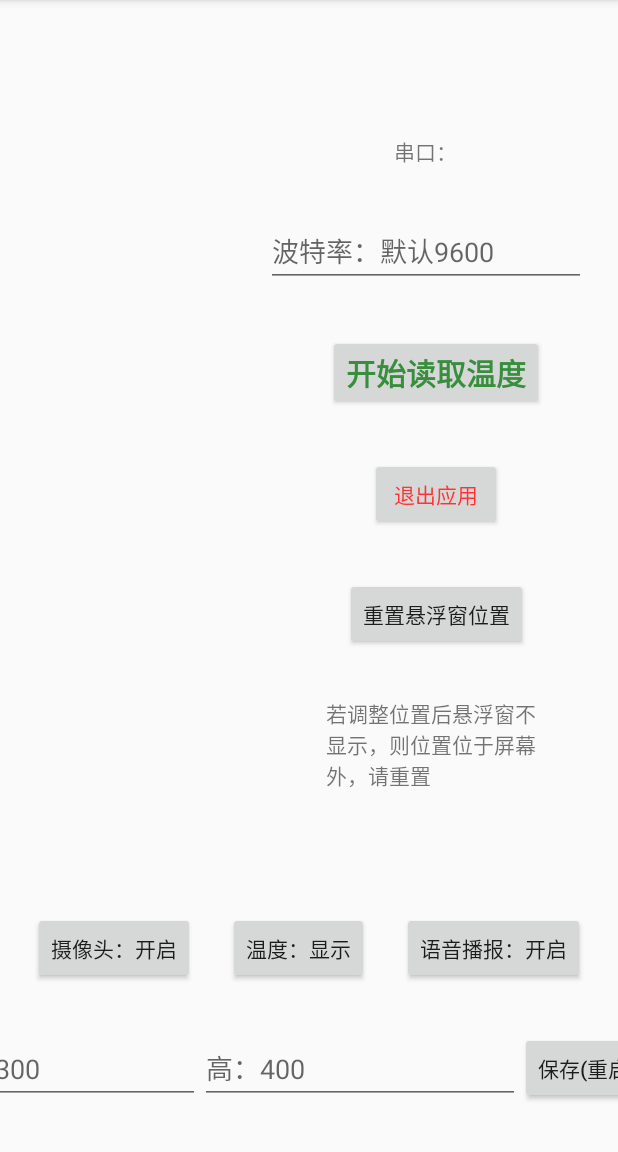
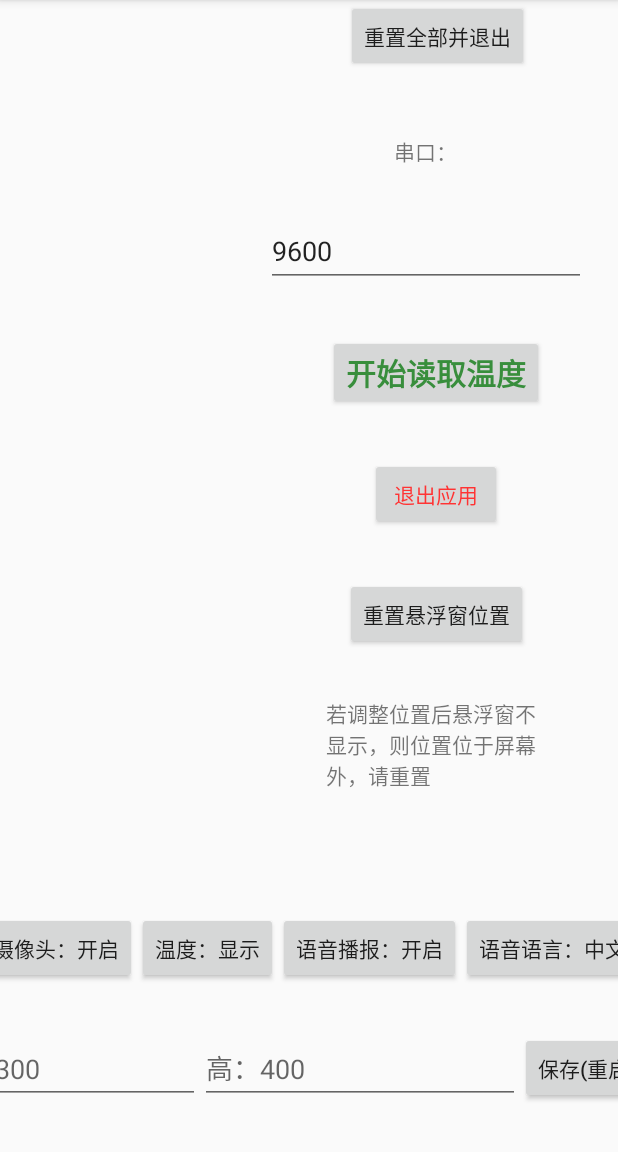
Before and after one commit to yukaida/thermometer, an Android app: the screen it shows after launch (MainActivity), on a phone screen of 412 x 824 dp, the part 84-1236 px from its top. Run offline under Robolectric (Android 15) with nearby library versions, the phone set to English and light mode, and no system bars; libraries missing offline, so code that uses them is left out: com.kongqw.serialportlibrary, com.tencent.bugly, com.yhao.floatwindow; 11 statements that could not run were skipped.

Commit message:
全局重置,语音语言

```diff
--- a/app/src/main/java/com/ebanswers/thermometer/MainActivity.java
+++ b/app/src/main/java/com/ebanswers/thermometer/MainActivity.java
@@ -61,6 +61,8 @@ import java.util.TimerTask;
 import utils.DataConversion;
 import utils.HexUtils;
 import utils.KqwSpeechSynthesizer;
+import utils.LanguageUtil;
+import utils.NumberToEnglishUtils;
 import utils.SPUtils;
 import utils.ToastCustom;
 import utils.TxtUtils;
@@ -97,10 +99,15 @@ public class MainActivity extends AppCompatActivity implements SurfaceHolder.Cal
     Button button_voice;
     Button button_save;
     Button button_restoreCamera;
+    Button button_tempset;
+    Button button_reset;
+    Button button_lang;
+
 
     EditText editText_portspeed;
     EditText editText_windowWidth;
     EditText editText_windowHeight;
+    EditText editText_temp;
 
     public static MainActivity sMainActivity;
     ArrayList<Device> devices;
@@ -132,7 +139,7 @@ public class MainActivity extends AppCompatActivity implements SurfaceHolder.Cal
     boolean cameraOpen = true;//摄像头
     boolean temperatureShow = true;//温度
     boolean voiceOpen = true;//语音播报
-
+    boolean success = false;
 
     //悬浮窗相关
     int windowWidth = 300;
@@ -140,6 +147,7 @@ public class MainActivity extends AppCompatActivity implements SurfaceHolder.Cal
     int windowX = 800;
     int windowY = 300;
 
+    double tempNumber = 37.3;
 //    @Override
 //    public void onClick(View v) {
 //        switch (v.getId()) {
@@ -163,6 +171,7 @@ public class MainActivity extends AppCompatActivity implements SurfaceHolder.Cal
     private SharedPreferences sp;
     boolean appIntsalled = false;
 
+    private String lang = "zh";
     @Override
     public boolean onKeyDown(int keyCode, KeyEvent event) {
         if (keyCode == KeyEvent.KEYCODE_BACK) {
@@ -256,8 +265,48 @@ public class MainActivity extends AppCompatActivity implements SurfaceHolder.Cal
 
 
 //-----------------------------------------------------------------------------------------------
+        button_lang = findViewById(R.id.button_lang);
+        button_lang.setOnClickListener(new View.OnClickListener() {
+            @Override
+            public void onClick(View v) {
+                if ("语音语言：中文".equals(button_lang.getText().toString().trim())) {
+                    button_lang.setText("语音语言：English");
+                    lang = "en";
+                    SPUtils.put(MainActivity.this, "language", "en");//语言
+                } else {
+                    button_lang.setText("语音语言：中文");
+                    lang = "zh";
+                    SPUtils.put(MainActivity.this, "language", "zh");//语言
+                }
 
+            }
+        });
+
+        button_reset = findViewById(R.id.button_reset);
+        button_reset.setOnClickListener(new View.OnClickListener() {
+            @Override
+            public void onClick(View v) {
+                SPUtils.clear(MainActivity.this);
+                if (null != timerTask) {
+                    timerTask.cancel();
+                }
+                if (null != timer) {
+                    timer.cancel();
+                }
+                mSerialPortManager.closeSerialPort();
+                mKqwSpeechSynthesizer.stop();
+                FloatWindow.destroy("camera");
+                finish();
+            }
+        });
         button_exit = findViewById(R.id.button_exit);
+        button_tempset = findViewById(R.id.button_tempset);
+        button_tempset.setOnClickListener(new View.OnClickListener() {
+            @Override
+            public void onClick(View v) {
+                SPUtils.put(MainActivity.this, "temperatureNumber", editText_temp.getText().toString().trim());//异常体温下限
+            }
+        });
 
         button_camera = findViewById(R.id.button_camera);
         button_camera.setOnClickListener(new View.OnClickListener() {
@@ -291,6 +340,7 @@ public class MainActivity extends AppCompatActivity implements SurfaceHolder.Cal
 
         editText_windowWidth = findViewById(R.id.editText_width);
         editText_windowHeight = findViewById(R.id.editText_height);
+        editText_temp = findViewById(R.id.editText_temp);//温度设置
 
         button_save = findViewById(R.id.button_save);
         button_save.setOnClickListener(new View.OnClickListener() {
@@ -426,7 +476,7 @@ public class MainActivity extends AppCompatActivity implements SurfaceHolder.Cal
                     Toast.makeText(MainActivity.this, "打开成功,开始读取温度,串口" + devices.get(SerialPort).getName() + "波特率" + Baud, Toast.LENGTH_SHORT).show();
                     SPUtils.put(MainActivity.this, "Baud", Baud);//波特率 默认9600
                     SPUtils.put(MainActivity.this, "SerialPort", SerialPort);//波特率 默认9600
-
+                    SPUtils.put(MainActivity.this, "success", false);//是否成功运行过
                 }
 
 
@@ -497,9 +547,13 @@ public class MainActivity extends AppCompatActivity implements SurfaceHolder.Cal
 //        boolean sendBytes = mSerialPortManager.sendBytes(HexUtils.Hex2Bytes("A0A1AA"));
 
 
-        if (!SPUtils.contains(this, "SerialPort")) {
-            SPUtils.put(this, "SerialPort", 0);//串口 position
+        if (!SPUtils.contains(this, "success")) {
+            SPUtils.put(this, "SerialPort", spName.indexOf("ttyS3"));//串口 position
+            SPUtils.put(this, "success", false);//是否成功运行过
+            SPUtils.put(this, "language", "zh");//语言
+            tvSp.setText(spName.get(spName.indexOf("ttyS3")));
             SPUtils.put(this, "Baud", 9600);//波特率 默认9600
+            editText_portspeed.setText("9600");
             SPUtils.put(this, "camera", true);//摄像头 默认开启
             SPUtils.put(this, "temperature", true);//温度 默认显示
             SPUtils.put(this, "voice", true);//语音播报 默认开启
@@ -507,6 +561,7 @@ public class MainActivity extends AppCompatActivity implements SurfaceHolder.Cal
             SPUtils.put(this, "windowHeight", 400);//悬浮窗宽 默认400
             SPUtils.put(this, "windowX", 800);//悬浮窗位置x 默认800
             SPUtils.put(this, "windowY", 300);//悬浮窗位置y 默认300
+            SPUtils.put(this, "temperatureNumber", 37.3);//异常体温下限
 
 //            HashMap<String, Integer> mapConfig = new HashMap<>();
 //            mapConfig.put("SerialPort", 0);
@@ -518,8 +573,17 @@ public class MainActivity extends AppCompatActivity implements SurfaceHolder.Cal
 
         } else {
 
-            SerialPort = (int) SPUtils.get(this, "SerialPort", 0);
-            Baud = (int) SPUtils.get(this, "Baud", 115200);
+            SerialPort = (int) SPUtils.get(this, "SerialPort", 4);
+//
+            Baud = (int) SPUtils.get(this, "Baud", 9600);
+            editText_portspeed.setText(Baud+"");
+
+            lang=(String) SPUtils.get(this, "language", "zh");
+            if (!"zh".equals(lang)) {
+                button_lang.setText("语音语言：English");
+                lang = "en";
+                SPUtils.put(MainActivity.this, "language", "en");//语言
+            }
             cameraOpen = (Boolean) SPUtils.get(this, "camera", true);
             temperatureShow = (Boolean) SPUtils.get(this, "temperature", true);
             voiceOpen = (Boolean) SPUtils.get(this, "voice", true);
@@ -528,6 +592,13 @@ public class MainActivity extends AppCompatActivity implements SurfaceHolder.Cal
             windowY = (int) SPUtils.get(this, "windowY", 300);//悬浮窗位置x 默认300
             windowWidth = (int) SPUtils.get(this, "windowWidth", 300);//悬浮窗宽 默认300
             windowHeight = (int) SPUtils.get(this, "windowHeight", 400);//悬浮窗高 默认400
+
+//            tempNumber = (double) SPUtils.get(this, "temperatureNumber", 37.3);//温度下限
+//            if (tempNumber != 37.3) {
+//                editText_temp.setText(tempNumber + "");
+//            }
+
+
             tvSp.setText("串口：" + devices.get(SerialPort).getName());
             button_camera.setText(cameraOpen ? "摄像头：开启" : "摄像头：关闭");
             button_temp.setText(temperatureShow ? "温度：显示" : "温度：隐藏");
@@ -608,16 +679,19 @@ public class MainActivity extends AppCompatActivity implements SurfaceHolder.Cal
         messagehide.what = 1;
         handler.sendMessage(messagehide);//隐藏悬浮窗
 
+        if (success) {
+            Intent home = new Intent(Intent.ACTION_MAIN);
+            home.addCategory(Intent.CATEGORY_HOME);
+            startActivity(home);
+        }
 
-        Intent home = new Intent(Intent.ACTION_MAIN);
-        home.addCategory(Intent.CATEGORY_HOME);
-        startActivity(home);
 
 //        Intent i = new Intent("com.ebanswers.startDog");
 //        i.putExtra("package", getPackageName(getApplicationContext()));
 //        i.putExtra("callbackActivity", "MainActivity");
 //        sendBroadcast(i);
         CrashReport.initCrashReport(getApplicationContext(), "70c3427e4d", false);
+
     }
 
     public static synchronized String getPackageName(Context context) {
@@ -631,6 +705,7 @@ public class MainActivity extends AppCompatActivity implements SurfaceHolder.Cal
         }
         return null;
     }
+
     //解析传入的16进制指令,返回温度,如 A0A10021081A01AA   33.8
     private double getTempWithHex(String hexString) {
         try {
@@ -666,7 +741,7 @@ public class MainActivity extends AppCompatActivity implements SurfaceHolder.Cal
                 messagehide.what = 1;
                 handler.sendMessage(messagehide);
             }
-        }, 2000);//5秒后执行Runnable中的run方法
+        }, 2000);//2秒后执行Runnable中的run方法
     }
 
     private void analysisTemp(final double temp) {
@@ -674,7 +749,7 @@ public class MainActivity extends AppCompatActivity implements SurfaceHolder.Cal
             runOnUiThread(new Runnable() {
                 @Override
                 public void run() {
-                    Toast.makeText(sMainActivity, "软件未授权", Toast.LENGTH_SHORT).show();
+                    Toast.makeText(sMainActivity, "未授权！请注册播放端后重启系统。", Toast.LENGTH_SHORT).show();
                 }
             });
         } else if (35 < temp && temp < 40) {
@@ -684,11 +759,27 @@ public class MainActivity extends AppCompatActivity implements SurfaceHolder.Cal
                 Log.d(TAG, "摄像头: " + cameraOpen + "  语音：" + voiceOpen + "  温度" + temperatureShow);
 
                 if (voiceOpen) {//语音播报
-                    if (35 < temp && temp < 37.3) {
-                        mKqwSpeechSynthesizer.start(temp + "度" + "体温正常");
+                    //todo  做一个英文版
+
+//
+                    if ("zh".equals(lang)) {
+
+                        if (35 < temp && temp < tempNumber) {
+                            mKqwSpeechSynthesizer.start(temp + "度" + "体温正常");
+                        } else {
+                            mKqwSpeechSynthesizer.start(temp + "度" + "体温异常");
+                        }
+
                     } else {
-                        mKqwSpeechSynthesizer.start(temp + "度" + "体温异常");
+
+                        if (35 < temp && temp < tempNumber) {
+                            mKqwSpeechSynthesizer.start("thirty"+ NumberToEnglishUtils.getEnglish(Integer.valueOf(String.valueOf(temp).substring(1,2))) +"point"+ NumberToEnglishUtils.getEnglish(Integer.valueOf(String.valueOf(temp).substring(3))) + " degrees, normal temperature");
+                        } else {
+                            mKqwSpeechSynthesizer.start(temp + "degrees, abnormal temperature");
+                        }
+
                     }
+
                 }
 
                 if (temperatureShow) {//显示温度
--- a/app/src/main/res/layout/activity_main.xml
+++ b/app/src/main/res/layout/activity_main.xml
@@ -50,7 +50,7 @@
         android:layout_height="wrap_content"
         android:text="语音播报：开启"
         app:layout_constraintBottom_toBottomOf="@+id/button_temp"
-        app:layout_constraintEnd_toEndOf="parent"
+        app:layout_constraintEnd_toStartOf="@+id/button_lang"
         app:layout_constraintStart_toEndOf="@+id/button_temp"
         app:layout_constraintTop_toTopOf="@+id/button_temp" />
 
@@ -153,4 +153,46 @@
         app:layout_constraintStart_toStartOf="@+id/button_restorecamera"
         app:layout_constraintTop_toBottomOf="@+id/button_restorecamera" />
 
+    <EditText
+        android:id="@+id/editText_temp"
+        android:layout_width="wrap_content"
+        android:layout_height="wrap_content"
+        android:layout_marginBottom="32dp"
+        android:ems="10"
+        android:visibility="invisible"
+        android:hint="体温异常下限：默认37.3℃"
+        android:inputType="textPersonName"
+        app:layout_constraintBottom_toTopOf="@+id/button_camera"
+        app:layout_constraintStart_toStartOf="@+id/button_camera" />
+
+    <Button
+        android:id="@+id/button_tempset"
+        android:visibility="invisible"
+        android:layout_width="wrap_content"
+        android:layout_height="wrap_content"
+        android:layout_marginStart="8dp"
+        android:text="设定"
+        app:layout_constraintBottom_toBottomOf="@+id/editText_temp"
+        app:layout_constraintStart_toEndOf="@+id/editText_temp"
+        app:layout_constraintTop_toTopOf="@+id/editText_temp" />
+
+    <Button
+        android:id="@+id/button_reset"
+        android:layout_width="wrap_content"
+        android:layout_height="wrap_content"
+        android:text="重置全部并退出"
+        app:layout_constraintEnd_toEndOf="@+id/textView"
+        app:layout_constraintStart_toStartOf="@+id/textView"
+        tools:layout_editor_absoluteY="533dp" />
+
+    <Button
+        android:id="@+id/button_lang"
+        android:layout_width="wrap_content"
+        android:layout_height="wrap_content"
+        android:text="语音语言：中文"
+        app:layout_constraintBottom_toBottomOf="@+id/button_speak"
+        app:layout_constraintEnd_toEndOf="parent"
+        app:layout_constraintStart_toEndOf="@+id/button_speak"
+        app:layout_constraintTop_toTopOf="@+id/button_speak" />
+
 </android.support.constraint.ConstraintLayout>
```
Also changed, not shown: app/src/main/java/com/ebanswers/thermometer/MyApplication.java (added, +16 -0 lines), app/src/main/java/utils/LanguageUtil.java (added, +69 -0 lines), app/src/main/java/utils/NumberToEnglishUtils.java (added, +40 -0 lines), 2 other files.
